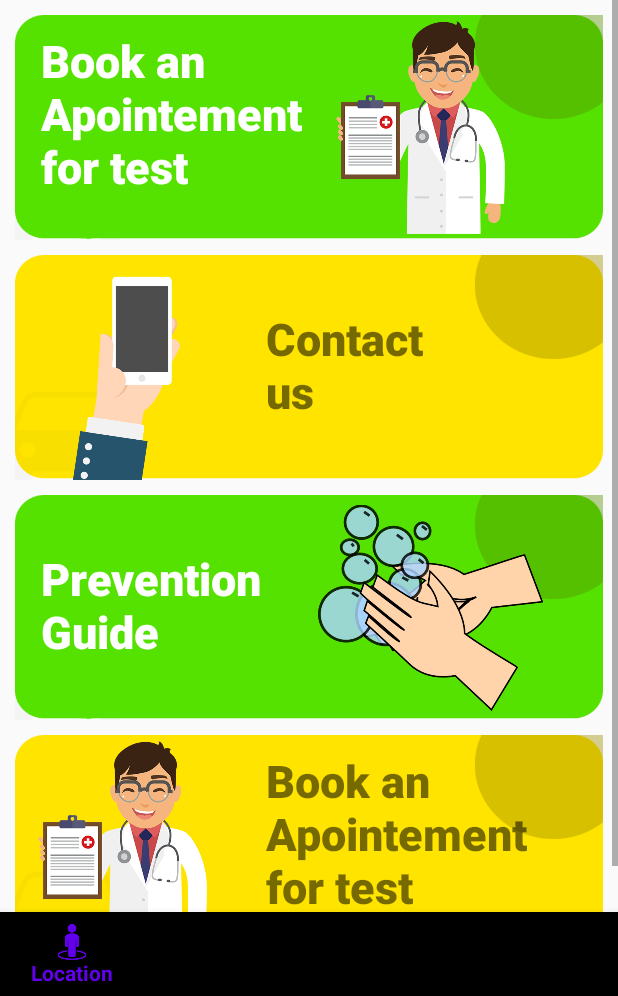
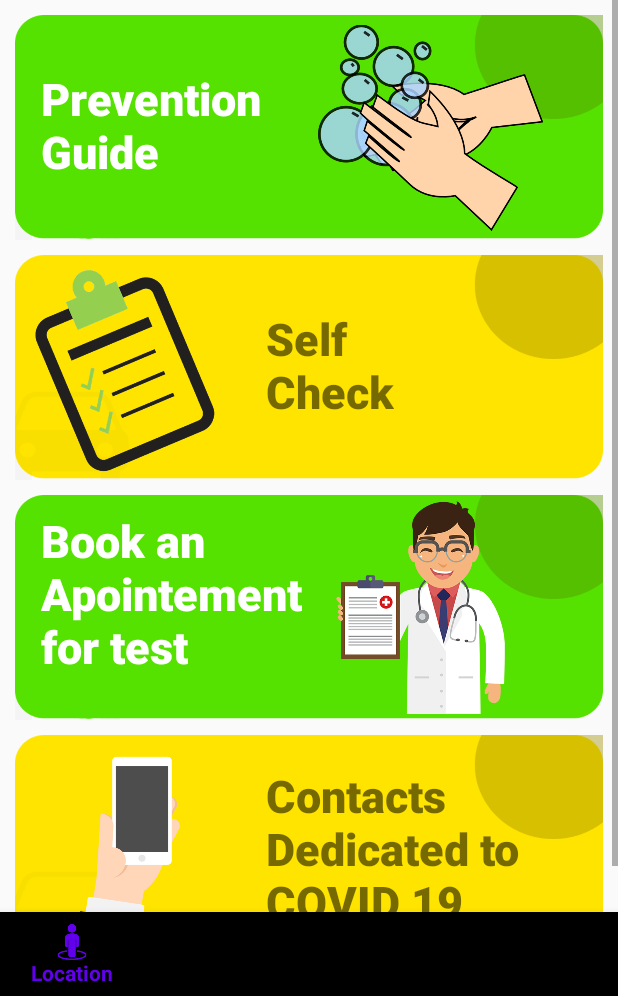
Before and after one commit to Patel-Smit/TracertCOVID19, an Android app: the fragment frag_resources placed in its activity, on a phone screen of 412 x 824 dp, the part 240-1236 px from its top. Run offline under Robolectric (Android 15) with nearby library versions, the phone set to English and light mode, and no system bars; our stand-ins replace Firebase (no records; nobody signed in at launch, a user with empty details on screens opened directly).

```diff
--- a/app/src/main/AndroidManifest.xml
+++ b/app/src/main/AndroidManifest.xml
@@ -11,7 +11,9 @@
         android:roundIcon="@mipmap/ic_launcher_round"
         android:supportsRtl="true"
         android:theme="@style/AppTheme">
-        <activity android:name=".ForgotPasswordActivity"></activity>
+        <activity android:name=".selfcheckActivity"></activity>
+        <activity android:name=".aboutcovidActivity" />
+        <activity android:name=".ForgotPasswordActivity" />
         <activity android:name=".SignUpActivity" />
         <activity android:name=".LoginActivity" />
         <activity android:name=".SplashScreenActivity">
@@ -21,7 +23,7 @@
                 <category android:name="android.intent.category.LAUNCHER" />
             </intent-filter>
         </activity>
-        <activity android:name=".MainActivity"></activity>
+        <activity android:name=".MainActivity" />
     </application>
 
 </manifest>
--- a/app/src/main/java/com/smit/tracertcovid_19/frag_resources.java
+++ b/app/src/main/java/com/smit/tracertcovid_19/frag_resources.java
@@ -1,11 +1,13 @@
 package com.smit.tracertcovid_19;
 
+import android.content.Intent;
 import android.os.Bundle;
 import android.view.LayoutInflater;
 import android.view.View;
 import android.view.ViewGroup;
 import android.widget.EditText;
 import android.widget.ImageView;
+import android.widget.LinearLayout;
 
 import androidx.annotation.NonNull;
 import androidx.annotation.Nullable;
@@ -14,10 +16,53 @@ import androidx.fragment.app.Fragment;
 import com.google.firebase.database.DatabaseReference;
 
 public class frag_resources extends Fragment {
-    private DatabaseReference mDatabaseReference;
+    LinearLayout aboutCovid, contactUS, selfCheck ,bookAppointment;
+    //private DatabaseReference mDatabaseReference;
     @Nullable
     @Override
     public View onCreateView(@NonNull LayoutInflater inflater, @Nullable ViewGroup container, @Nullable Bundle savedInstanceState) {
-        return inflater.inflate(R.layout.frag_resources, container, false);
+        View v = inflater.inflate(R.layout.frag_resources, container, false);
+        aboutCovid = (LinearLayout) v.findViewById(R.id.ll_aboutcovid);
+        contactUS = (LinearLayout) v.findViewById(R.id.ll_contactus);
+        selfCheck = (LinearLayout) v.findViewById(R.id.ll_selfCheck);
+        bookAppointment = (LinearLayout) v.findViewById(R.id.ll_bookAppointment);
+
+        aboutCovid.setOnClickListener(new View.OnClickListener() {
+            @Override
+            public void onClick(View view) {
+                Intent i = new Intent(getActivity().getApplication(),aboutcovidActivity.class);
+                startActivity(i);
+            }
+        });
+        contactUS.setOnClickListener(new View.OnClickListener() {
+            @Override
+            public void onClick(View view) {
+                openContactDialog();
+            }
+        });
+        selfCheck.setOnClickListener(new View.OnClickListener() {
+            @Override
+            public void onClick(View view) {
+                Intent i = new Intent(getActivity().getApplication(),selfcheckActivity.class);
+                startActivity(i);
+            }
+        });
+        bookAppointment.setOnClickListener(new View.OnClickListener() {
+            @Override
+            public void onClick(View view) {
+                openBookAppointmentDialog();
+            }
+        });
+
+        return v;
+    }
+
+    public void openContactDialog(){
+        contactusDialog contactDialog = new contactusDialog();
+        contactDialog.show(getActivity().getSupportFragmentManager(), "Contact Dialog");
+    }
+    public void openBookAppointmentDialog(){
+        bookapointmentDialog appointmentDialog = new bookapointmentDialog();
+        appointmentDialog.show(getActivity().getSupportFragmentManager(), "Book Appointment Dialog");
     }
 }
--- a/app/src/main/res/layout/frag_resources.xml
+++ b/app/src/main/res/layout/frag_resources.xml
@@ -14,6 +14,7 @@
             android:orientation="vertical">
 
             <LinearLayout
+                android:id="@+id/ll_aboutcovid"
                 android:layout_width="match_parent"
                 android:layout_height="150dp"
                 android:layout_marginTop="10dp"
@@ -39,61 +40,6 @@
 
 
             </LinearLayout>
-
-
-            <LinearLayout
-                android:layout_width="match_parent"
-                android:layout_height="150dp"
-                android:layout_marginTop="10dp"
-                android:layout_marginLeft="10dp"
-                android:layout_marginRight="10dp"
-                android:background="@drawable/background_green"
-                android:orientation="horizontal">
-
-                <TextView
-                    android:layout_width="wrap_content"
-                    android:layout_height="wrap_content"
-                    android:layout_marginLeft="10dp"
-                    android:layout_marginTop="10dp"
-                    android:fontFamily="sans-serif-black"
-                    android:text=" Book an \n Apointement \n for test"
-                    android:textSize="30sp"
-                    android:textColor="#FFFFFF"/>
-
-                <ImageView
-                    android:layout_width="150dp"
-                    android:layout_height="150dp"
-                    android:src="@drawable/doctor"></ImageView>
-
-            </LinearLayout>
-
-            <LinearLayout
-                android:layout_width="match_parent"
-                android:layout_height="150dp"
-                android:layout_marginTop="10dp"
-                android:layout_marginLeft="10dp"
-                android:layout_marginRight="10dp"
-                android:background="@drawable/background"
-                android:orientation="horizontal">
-
-
-                <ImageView
-                    android:layout_width="150dp"
-                    android:layout_height="150dp"
-                    android:src="@drawable/phone"></ImageView>
-
-                <TextView
-                    android:layout_width="wrap_content"
-                    android:layout_height="wrap_content"
-                    android:layout_marginLeft="10dp"
-                    android:layout_marginTop="35dp"
-                    android:fontFamily="sans-serif-black"
-                    android:text=" Contact \n us"
-                    android:textSize="30sp" />
-
-
-            </LinearLayout>
-
 
             <LinearLayout
                 android:layout_width="match_parent"
@@ -123,6 +69,7 @@
             </LinearLayout>
 
             <LinearLayout
+                android:id="@+id/ll_selfCheck"
                 android:layout_width="match_parent"
                 android:layout_height="150dp"
                 android:layout_marginTop="10dp"
@@ -135,7 +82,28 @@
                 <ImageView
                     android:layout_width="150dp"
                     android:layout_height="150dp"
-                    android:src="@drawable/doctor"></ImageView>
+                    android:src="@drawable/checklist"></ImageView>
+
+                <TextView
+                    android:layout_width="wrap_content"
+                    android:layout_height="wrap_content"
+                    android:layout_marginLeft="10dp"
+                    android:layout_marginTop="35dp"
+                    android:fontFamily="sans-serif-black"
+                    android:text=" Self \n Check"
+                    android:textSize="30sp" />
+
+            </LinearLayout>
+
+            <LinearLayout
+                android:id="@+id/ll_bookAppointment"
+                android:layout_width="match_parent"
+                android:layout_height="150dp"
+                android:layout_marginTop="10dp"
+                android:layout_marginLeft="10dp"
+                android:layout_marginRight="10dp"
+                android:background="@drawable/background_green"
+                android:orientation="horizontal">
 
                 <TextView
                     android:layout_width="wrap_content"
@@ -144,6 +112,39 @@
                     android:layout_marginTop="10dp"
                     android:fontFamily="sans-serif-black"
                     android:text=" Book an \n Apointement \n for test"
+                    android:textSize="30sp"
+                    android:textColor="#FFFFFF"/>
+
+                <ImageView
+                    android:layout_width="150dp"
+                    android:layout_height="150dp"
+                    android:src="@drawable/doctor"></ImageView>
+
+            </LinearLayout>
+
+
+            <LinearLayout
+                android:id="@+id/ll_contactus"
+                android:layout_width="match_parent"
+                android:layout_height="150dp"
+                android:layout_marginTop="10dp"
+                android:layout_marginLeft="10dp"
+                android:layout_marginRight="10dp"
+                android:background="@drawable/background"
+                android:orientation="horizontal">
+
+                <ImageView
+                    android:layout_width="150dp"
+                    android:layout_height="150dp"
+                    android:src="@drawable/phone"></ImageView>
+
+                <TextView
+                    android:layout_width="wrap_content"
+                    android:layout_height="wrap_content"
+                    android:layout_marginLeft="10dp"
+                    android:layout_marginTop="20dp"
+                    android:fontFamily="sans-serif-black"
+                    android:text=" Contacts \n Dedicated to \n COVID 19"
                     android:textSize="30sp" />
 
 
```
Also changed, not shown: app/src/main/java/com/smit/tracertcovid_19/aboutcovidActivity.java (added, +15 -0 lines), app/src/main/java/com/smit/tracertcovid_19/bookapointmentDialog.java (added, +49 -0 lines), app/src/main/java/com/smit/tracertcovid_19/contactusDialog.java (added, +28 -0 lines), app/src/main/java/com/smit/tracertcovid_19/selfcheckActivity.java (added, +30 -0 lines), app/src/main/res/drawable/emergencyalert.xml (added, +9 -0 lines), app/src/main/res/layout/activity_aboutcovid.xml (added, +65 -0 lines), app/src/main/res/layout/activity_selfcheck.xml (added, +15 -0 lines), app/src/main/res/drawable-v24/checklist.png (added), app/src/main/res/drawable-v24/covidvirus.png (added).
